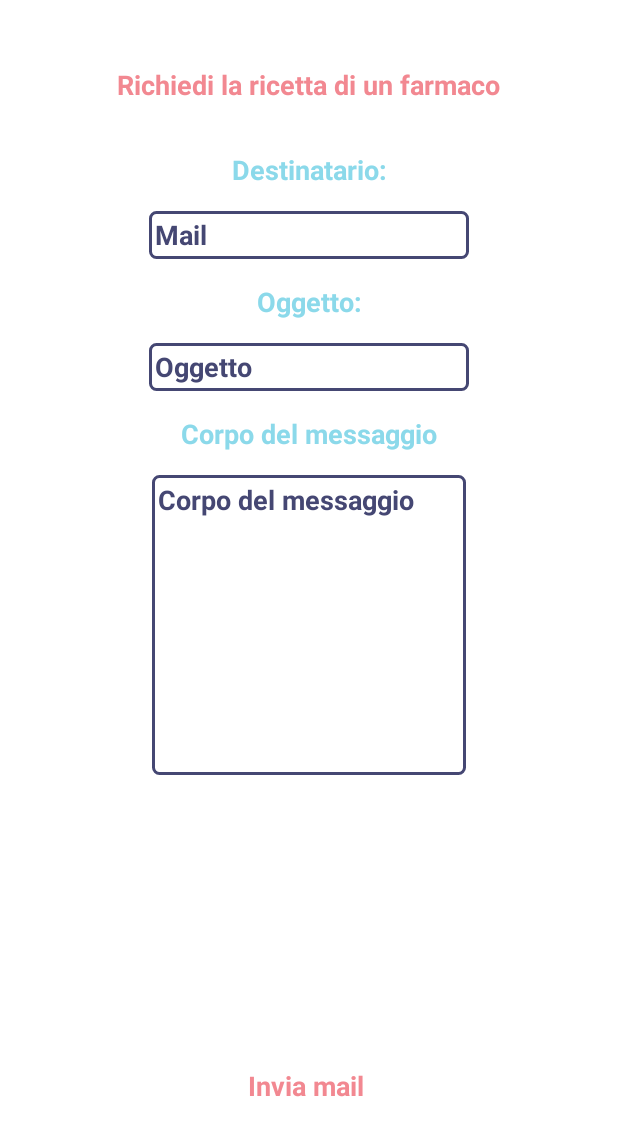
After one commit to ElenaBernucci/pillsKeeper, an Android app: the layout activity_invia_mail.xml on its own in the app's theme, with its tools: preview values and no code run, on a phone screen of 412 x 824 dp. The commit adds this screen. Shown: the top 1136 px of the screen. Run offline under Robolectric (Android 15) with nearby library versions, the phone set to English and light mode, and no system bars.

Commit message:
messaggi e mail implementate

```diff
--- a/app/build.gradle
+++ b/app/build.gradle
@@ -28,6 +28,11 @@ android {
             proguardFiles getDefaultProguardFile('proguard-android-optimize.txt'), 'proguard-rules.pro'
         }
     }
+
+    buildFeatures{
+        viewBinding true
+    }
+
     compileOptions {
         sourceCompatibility JavaVersion.VERSION_1_8
         targetCompatibility JavaVersion.VERSION_1_8
--- /dev/null
+++ b/app/src/main/res/layout/activity_invia_mail.xml
@@ -0,0 +1,150 @@
+<?xml version="1.0" encoding="utf-8"?>
+<androidx.constraintlayout.widget.ConstraintLayout xmlns:android="http://schemas.android.com/apk/res/android"
+    xmlns:app="http://schemas.android.com/apk/res-auto"
+    xmlns:tools="http://schemas.android.com/tools"
+    android:id="@+id/editTextDestinatario"
+    android:layout_width="match_parent"
+    android:layout_height="match_parent"
+    tools:context=".inviaMail">
+
+    <TextView
+        android:id="@+id/txtInviaMail"
+        android:layout_width="wrap_content"
+        android:layout_height="wrap_content"
+        android:layout_marginBottom="88dp"
+        android:text="Invia mail"
+        android:textColor="#F28891"
+        android:textSize="18sp"
+        android:textStyle="bold"
+        app:layout_constraintBottom_toBottomOf="parent"
+        app:layout_constraintEnd_toEndOf="parent"
+        app:layout_constraintHorizontal_bias="0.494"
+        app:layout_constraintStart_toStartOf="parent"
+        app:layout_constraintTop_toBottomOf="@+id/txtCorpo"
+        app:layout_constraintVertical_bias="1.0" />
+
+    <EditText
+        android:id="@+id/txtCorpo"
+        android:layout_width="209dp"
+        android:layout_height="200dp"
+        android:layout_marginTop="16dp"
+        android:background="@drawable/text_view_border"
+        android:ems="10"
+        android:gravity="start"
+        android:hint="Corpo del messaggio"
+        android:imputType="textMuliLine"
+        android:inputType="textPersonName"
+        android:lines="4"
+        android:padding="4dp"
+        android:shadowColor="#000000"
+        android:singleLine="false"
+        android:textColor="#454773"
+        android:textColorHighlight="#454773"
+        android:textColorHint="#454773"
+        android:textColorLink="#454773"
+        android:textStyle="bold"
+        app:layout_constraintEnd_toEndOf="parent"
+        app:layout_constraintHorizontal_bias="0.5"
+        app:layout_constraintStart_toStartOf="parent"
+        app:layout_constraintTop_toBottomOf="@+id/textView42" />
+
+    <TextView
+        android:id="@+id/textView42"
+        android:layout_width="wrap_content"
+        android:layout_height="24dp"
+        android:layout_marginTop="16dp"
+        android:text="Corpo del messaggio"
+        android:textColor="@color/azzurro"
+        android:textSize="18sp"
+        android:textStyle="bold"
+        app:layout_constraintEnd_toEndOf="parent"
+        app:layout_constraintHorizontal_bias="0.5"
+        app:layout_constraintStart_toStartOf="parent"
+        app:layout_constraintTop_toBottomOf="@+id/txtOggetto" />
+
+    <EditText
+        android:id="@+id/txtOggetto"
+        android:layout_width="wrap_content"
+        android:layout_height="32dp"
+        android:layout_marginTop="16dp"
+        android:background="@drawable/text_view_border"
+        android:ems="10"
+        android:hint="Oggetto"
+        android:inputType="textPersonName"
+        android:padding="4dp"
+        android:shadowColor="#000000"
+        android:singleLine="false"
+        android:textColor="#454773"
+        android:textColorHighlight="#454773"
+        android:textColorHint="#454773"
+        android:textColorLink="#454773"
+        android:textStyle="bold"
+        app:layout_constraintEnd_toEndOf="parent"
+        app:layout_constraintHorizontal_bias="0.5"
+        app:layout_constraintStart_toStartOf="parent"
+        app:layout_constraintTop_toBottomOf="@+id/textView35" />
+
+    <TextView
+        android:id="@+id/textView35"
+        android:layout_width="wrap_content"
+        android:layout_height="24dp"
+        android:layout_marginTop="16dp"
+        android:text="Oggetto:"
+        android:textColor="@color/azzurro"
+        android:textSize="18sp"
+        android:textStyle="bold"
+        app:layout_constraintEnd_toEndOf="parent"
+        app:layout_constraintHorizontal_bias="0.5"
+        app:layout_constraintStart_toStartOf="parent"
+        app:layout_constraintTop_toBottomOf="@+id/txtDestinatario" />
+
+    <EditText
+        android:id="@+id/txtDestinatario"
+        android:layout_width="wrap_content"
+        android:layout_height="32dp"
+        android:layout_marginTop="16dp"
+        android:background="@drawable/text_view_border"
+        android:ems="10"
+        android:hint="Mail"
+        android:inputType="textPersonName"
+        android:padding="4dp"
+        android:shadowColor="#000000"
+        android:singleLine="false"
+        android:textColor="#454773"
+        android:textColorHighlight="#454773"
+        android:textColorHint="#454773"
+        android:textColorLink="#454773"
+        android:textStyle="bold"
+        app:layout_constraintEnd_toEndOf="parent"
+        app:layout_constraintHorizontal_bias="0.5"
+        app:layout_constraintStart_toStartOf="parent"
+        app:layout_constraintTop_toBottomOf="@+id/textView20" />
+
+    <TextView
+        android:id="@+id/textView20"
+        android:layout_width="wrap_content"
+        android:layout_height="24dp"
+        android:layout_marginTop="32dp"
+        android:text="Destinatario:"
+        android:textColor="@color/azzurro"
+        android:textSize="18sp"
+        android:textStyle="bold"
+        app:layout_constraintEnd_toEndOf="parent"
+        app:layout_constraintHorizontal_bias="0.5"
+        app:layout_constraintStart_toStartOf="parent"
+        app:layout_constraintTop_toBottomOf="@+id/textView6" />
+
+    <TextView
+        android:id="@+id/textView6"
+        android:layout_width="wrap_content"
+        android:layout_height="wrap_content"
+        android:layout_marginTop="44dp"
+        android:text="Richiedi la ricetta di un farmaco"
+        android:textColor="#F28891"
+        android:textSize="18sp"
+        android:textStyle="bold"
+        app:layout_constraintEnd_toEndOf="parent"
+        app:layout_constraintHorizontal_bias="0.497"
+        app:layout_constraintStart_toStartOf="parent"
+        app:layout_constraintTop_toTopOf="parent" />
+</androidx.constraintlayout.widget.ConstraintLayout>
--- a/build.gradle
+++ b/build.gradle
@@ -7,7 +7,7 @@ buildscript {
         mavenCentral()
     }
     dependencies {
-        classpath 'com.android.tools.build:gradle:7.0.0'
+        classpath 'com.android.tools.build:gradle:7.0.2'
         classpath "org.jetbrains.kotlin:kotlin-gradle-plugin:$kotlin_version"
         classpath 'com.google.gms:google-services:4.3.8'
         classpath "androidx.navigation:navigation-safe-args-gradle-plugin:$nav_version"
```
Also changed, not shown: app/src/main/AndroidManifest.xml (+15 -6 lines), app/src/main/java/com/example/PillsKeeper/SMSProvvisoria.kt (added, +21 -0 lines), app/src/main/java/com/example/PillsKeeper/inviaMail.kt (added, +48 -0 lines), app/src/main/res/layout/activity_smsprovvisoria.xml (added, +17 -0 lines), app/src/main/res/layout/fragment_visualizza_farmaco.xml (+53 -39 lines).
